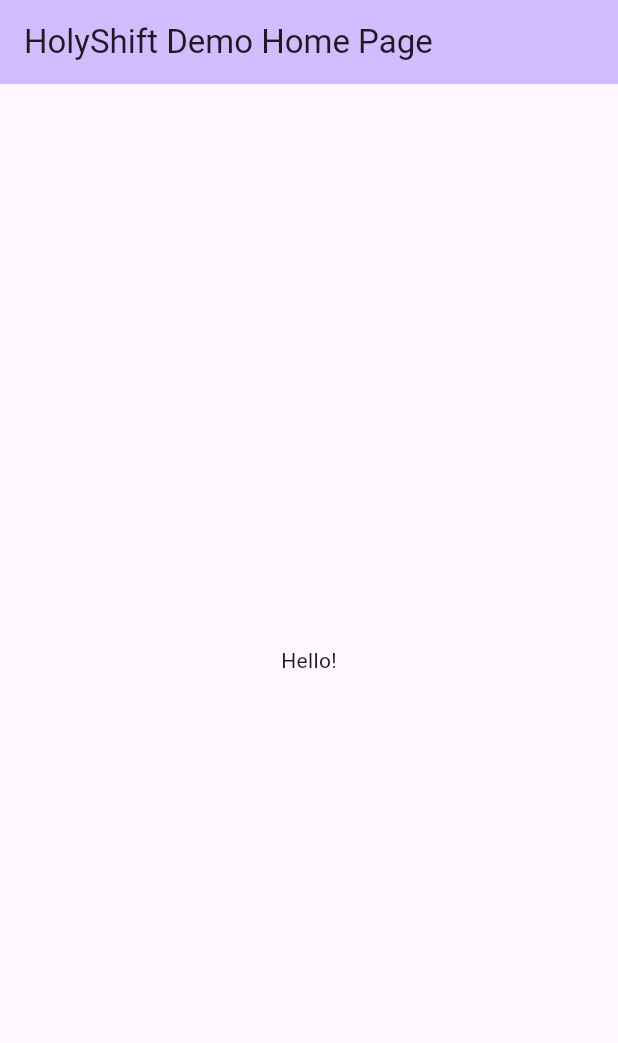
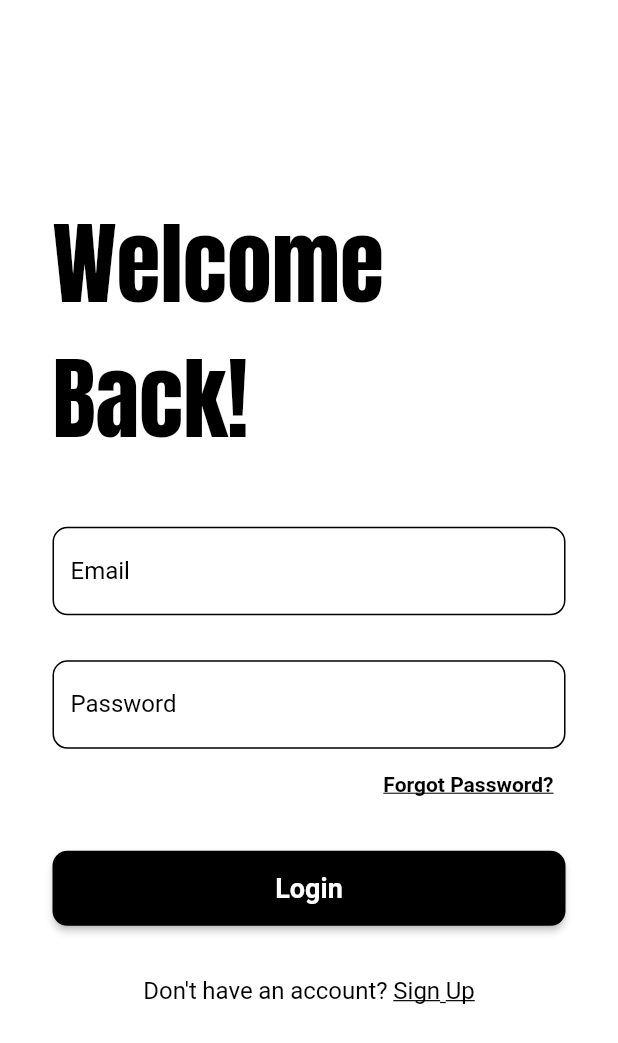
Before and after one commit to HolyShift-Studios/Frontend, a Flutter app: the screen it shows after launch, on a phone screen of 412 x 824 dp. Shown: the top 1043 px of the screen. Run offline on Flutter 3.47's test engine with Material 2 defaults, Android fonts, the phone set to English and light mode, and no system bars; our stand-ins replace google_fonts, jwt_decoder.

Commit message:
memara/Add login page with form and validation (#3)

```diff
--- a/lib/main.dart
+++ b/lib/main.dart
@@ -1,51 +1,19 @@
 import 'package:flutter/material.dart';
+import 'screens/login.dart';
 
 void main() {
-  runApp(const MyApp());
+  runApp(MyApp());
 }
 
 class MyApp extends StatelessWidget {
-  const MyApp({super.key});
-
   @override
   Widget build(BuildContext context) {
     return MaterialApp(
-      title: 'HolyShift Demo',
-      theme: ThemeData(
-        colorScheme: ColorScheme.fromSeed(seedColor: Colors.deepPurple),
-        useMaterial3: true,
-      ),
-      home: const MyHomePage(title: 'HolyShift Demo Home Page'),
+      title: 'HolyShify',
+      initialRoute: '/login',
+      routes: {
+        '/login': (context) => LogInPage(),
+      },
     );
   }
 }
-
-class MyHomePage extends StatefulWidget {
-  const MyHomePage({super.key, required this.title});
-  final String title;
-
-  @override
-  State<MyHomePage> createState() => _MyHomePageState();
-}
-
-class _MyHomePageState extends State<MyHomePage> {
-  @override
-  Widget build(BuildContext context) {
-    return Scaffold(
-      appBar: AppBar(
-        backgroundColor: Theme.of(context).colorScheme.inversePrimary,
-        title: Text(widget.title),
-      ),
-      body: Center(
-        child: Column(
-          mainAxisAlignment: MainAxisAlignment.center,
-          children: <Widget>[
-            const Text(
-              'Hello!',
-            ),
-          ],
-        ),
-      ),
-    );
-  }
-}
--- /dev/null
+++ b/lib/screens/login.dart
@@ -0,0 +1,200 @@
+import 'package:flutter/gestures.dart';
+import 'package:flutter/material.dart';
+import 'package:http/http.dart' as http;
+import 'dart:convert';
+import 'package:jwt_decoder/jwt_decoder.dart';
+import 'package:google_fonts/google_fonts.dart';
+
+class LogInPage extends StatefulWidget {
+  @override
+  _LogInPageState createState() => _LogInPageState();
+}
+
+class _LogInPageState extends State<LogInPage> {
+  bool isChecked = false;
+  TextEditingController email = TextEditingController();
+  TextEditingController password = TextEditingController();
+  final _formKey = GlobalKey<FormState>();
+
+  Future<void> signIn(String email, String password) async {
+    final loginUrl =
+        'https://cbf0-102-40-93-191.ngrok-free.app/api/auth/signin';
+
+    try {
+      final response = await http.post(
+        Uri.parse(loginUrl),
+        headers: {
+          'Content-Type': 'application/json',
+        },
+        body: json.encode({
+          'email': email,
+          'password': password,
+        }),
+      );
+      final data = json.decode(response.body);
+      if (response.statusCode == 200 && data['success']) {
+        String token = data['access_token'];
+        Map<String, dynamic> decodedToken = JwtDecoder.decode(token);
+
+        String userId = decodedToken['sub'];
+        ScaffoldMessenger.of(context).showSnackBar(
+          SnackBar(
+            content: Text('Login successful! User ID: $userId'),
+            duration: Duration(seconds: 5),
+          ),
+        );
+        // Navigator.of(context).pushReplacementNamed('/mainPage');
+      } else {
+        ScaffoldMessenger.of(context).showSnackBar(
+          SnackBar(
+            content: Text(data['message']),
+          ),
+        );
+      }
+    } catch (e) {
+      print('Error during login: $e');
+      ScaffoldMessenger.of(context).showSnackBar(
+        SnackBar(
+          content: Text('An error occurred during login.'),
+        ),
+      );
+    }
+  }
+
+  @override
+  Widget build(BuildContext context) {
+    return Container(
+      child: Scaffold(
+        backgroundColor: Colors.white,
+        body: SingleChildScrollView(
+          child: Form(
+            key: _formKey,
+            child: Column(
+              crossAxisAlignment: CrossAxisAlignment.start,
+              children: [
+                SizedBox(height: 130),
+                Padding(
+                  padding: EdgeInsets.only(left: 35),
+                  child: Text(
+                    'Welcome\nBack!',
+                    style: TextStyle(
+                        color: Colors.black,
+                        fontSize: 60,
+                        fontFamily: GoogleFonts.anton().fontFamily),
+                  ),
+                ),
+                SizedBox(height: MediaQuery.of(context).size.height * 0.05),
+                Container(
+                  margin: EdgeInsets.only(left: 35, right: 35),
+                  child: Column(
+                    children: [
+                      buildTextField('Email', email),
+                      SizedBox(
+                        height: 30,
+                      ),
+                      buildTextField('Password', password, isPassword: true),
+                      SizedBox(height: 20),
+                      ElevatedButton(
+                        style: ElevatedButton.styleFrom(
+                          backgroundColor: Colors.black,
+                          foregroundColor: Colors.white,
+                          elevation: 2,
+                          shape: RoundedRectangleBorder(
+                            borderRadius: BorderRadius.circular(10.0),
+                          ),
+                          minimumSize: Size(double.infinity, 50),
+                        ),
+                        onPressed: () {
+                          if (_formKey.currentState!.validate()) {
+                            signIn(email.text, password.text);
+                          }
+                        },
+                        child: Text(
+                          'Login',
+                          style: TextStyle(
+                            fontSize: 18,
+                            fontWeight: FontWeight.bold,
+                          ),
+                        ),
+                      ),
+                      SizedBox(height: 30),
+                      Center(
+                        child: RichText(
+                          text: TextSpan(
+                            style: TextStyle(color: Colors.black, fontSize: 16),
+                            children: <TextSpan>[
+                              TextSpan(text: "Don't have an account? "),
+                              TextSpan(
+                                text: 'Sign Up',
+                                style: TextStyle(
+                                  decoration: TextDecoration.underline,
+                                ),
+                                recognizer: TapGestureRecognizer()
+                                  ..onTap = () {
+                                    //Navigator.pushNamed(context, '/signup');
+                                  },
+                              ),
+                            ],
+                          ),
+                        ),
+                      ),
+                      SizedBox(height: 20),
+                    ],
+                  ),
+                )
+              ],
+            ),
+          ),
+        ),
+      ),
+    );
+  }
+
+  Widget buildTextField(String label, TextEditingController controller,
+      {bool isPassword = false}) {
+    return Column(
+      crossAxisAlignment: CrossAxisAlignment.end,
+      children: [
+        TextFormField(
+          controller: controller,
+          obscureText: isPassword,
+          style: TextStyle(color: Colors.black),
+          decoration: InputDecoration(
+            labelText: label,
+            labelStyle: TextStyle(color: Colors.black),
+            enabledBorder: OutlineInputBorder(
+              borderRadius: BorderRadius.circular(10),
+              borderSide: BorderSide(color: Colors.black),
+            ),
+            focusedBorder: OutlineInputBorder(
+              borderRadius: BorderRadius.circular(10),
+              borderSide: BorderSide(color: Colors.black),
+            ),
+          ),
+          validator: (value) {
+            if (value == null || value.trim().isEmpty) {
+              return '$label is required';
+            }
+            return null;
+          },
+        ),
+        if (isPassword)
+          Padding(
+            padding: EdgeInsets.zero,
+            child: TextButton(
+              onPressed: () {},
+              child: Text(
+                'Forgot Password?',
+                style: TextStyle(
+                  decoration: TextDecoration.underline,
+                  color: Colors.black,
+                  fontSize: 14,
+                  fontWeight: FontWeight.w700,
+                ),
+              ),
+            ),
+          ),
+      ],
+    );
+  }
+}
--- a/pubspec.yaml
+++ b/pubspec.yaml
@@ -34,6 +34,9 @@ dependencies:
   # The following adds the Cupertino Icons font to your application.
   # Use with the CupertinoIcons class for iOS style icons.
   cupertino_icons: ^1.0.2
+  http: ^1.1.0
+  jwt_decoder: ^2.0.1
+  google_fonts: ^6.1.0
 
 dev_dependencies:
   flutter_test:
```
Also changed, not shown: pubspec.lock, 11 other files.
